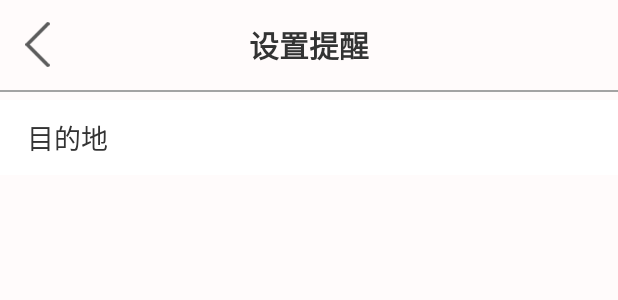
After one commit to dearlhd/GaotieWifi, an Android app: the layout activity_remind.xml on its own in the app's theme, with its tools: preview values and no code run, on a phone screen of 412 x 824 dp. The commit adds this screen. Shown: the top 300 px of the screen. Run offline under Robolectric (Android 15) with nearby library versions, the phone set to English and light mode, and no system bars.

Commit message:
设置目的地

```diff
--- a/app/build.gradle
+++ b/app/build.gradle
@@ -38,4 +38,6 @@ dependencies {
     compile 'com.squareup.okio:okio:1.10.0'
 
 
+    // 滚动选择器
+    compile 'cn.qqtheme.framework:WheelPicker:1.4.1'
 }
--- a/app/src/main/AndroidManifest.xml
+++ b/app/src/main/AndroidManifest.xml
@@ -31,6 +31,8 @@
                 <category android:name="android.intent.category.DEFAULT" />
             </intent-filter>
         </activity>
+
+        <activity android:name=".UI.activity.RemindActivity" />
     </application>
 
 </manifest>
--- /dev/null
+++ b/app/src/main/assets/cities.txt
@@ -0,0 +1 @@
+北京,上海,苏州,广州,深圳,杭州,宁波,厦门,南京,天津,重庆,青岛,武汉,大连,沈阳,成都,济南,哈尔滨,西安,长春
--- /dev/null
+++ b/app/src/main/res/layout/activity_remind.xml
@@ -0,0 +1,66 @@
+<?xml version="1.0" encoding="utf-8"?>
+<LinearLayout xmlns:android="http://schemas.android.com/apk/res/android"
+    android:layout_width="match_parent"
+    android:layout_height="match_parent"
+    android:background="@color/colorLightGreyBg"
+    android:orientation="vertical">
+
+    <RelativeLayout
+        android:layout_width="match_parent"
+        android:layout_height="60dp">
+
+        <ImageView
+            android:layout_width="30dp"
+            android:layout_height="30dp"
+            android:layout_marginLeft="10dp"
+            android:layout_centerVertical="true"
+            android:src="@drawable/ic_back"
+            />
+
+        <TextView
+            android:layout_width="wrap_content"
+            android:layout_height="wrap_content"
+            android:layout_centerInParent="true"
+            android:text="设置提醒"
+            android:textColor="@color/colorBlackText"
+            android:textSize="20sp"
+            android:textStyle="bold"
+            />
+
+    </RelativeLayout>
+
+    <View
+        android:layout_width="match_parent"
+        android:layout_height="1dp"
+        android:background="@color/colorDarkGreyLine" />
+
+    <LinearLayout
+        android:layout_width="match_parent"
+        android:layout_height="wrap_content"
+        android:layout_marginTop="5dp"
+        android:background="@color/colorWhite"
+        >
+
+        <LinearLayout
+            android:layout_width="match_parent"
+            android:layout_height="50dp"
+            android:layout_marginLeft="8dp"
+            android:orientation="horizontal"
+            android:gravity="center_vertical"
+            >
+
+            <TextView
+                android:id="@+id/tv_destination"
+                android:layout_width="60dp"
+                android:layout_height="wrap_content"
+                android:layout_marginLeft="10dp"
+                android:text="目的地"
+                android:textColor="@color/colorBlackText"
+                android:textSize="18sp"
+                />
+
+        </LinearLayout>
+
+    </LinearLayout>
+
+</LinearLayout>
--- a/app/src/main/res/layout/fragment_connect.xml
+++ b/app/src/main/res/layout/fragment_connect.xml
@@ -69,6 +69,7 @@
             />
 
         <LinearLayout
+            android:id="@+id/ll_set_destination"
             android:layout_width="match_parent"
             android:layout_height="wrap_content"
             android:orientation="horizontal"
@@ -84,6 +85,7 @@
                 />
 
             <TextView
+                android:id="@+id/tv_destination"
                 android:layout_width="wrap_content"
                 android:layout_height="wrap_content"
                 android:text="上海"
@@ -109,6 +111,7 @@
                 />
 
             <TextView
+                android:id="@+id/tv_current_station"
                 android:layout_width="wrap_content"
                 android:layout_height="wrap_content"
                 android:text="苏州"
@@ -135,6 +138,7 @@
                 />
 
             <TextView
+                android:id="@+id/tv_arrival_time"
                 android:layout_width="wrap_content"
                 android:layout_height="wrap_content"
                 android:text="18:36"
--- a/app/src/main/res/layout/fragment_myself.xml
+++ b/app/src/main/res/layout/fragment_myself.xml
@@ -168,7 +168,7 @@
                 android:layout_width="22dp"
                 android:layout_height="22dp"
                 android:layout_marginLeft="12dp"
-                android:src="@drawable/ic_weather"/>
+                android:src="@drawable/ic_cloud"/>
 
             <TextView
                 android:layout_toRightOf="@id/iv_ic3"
@@ -206,7 +206,7 @@
                 android:layout_width="22dp"
                 android:layout_height="22dp"
                 android:layout_marginLeft="12dp"
-                android:src="@drawable/ic_public"/>
+                android:src="@drawable/ic_love"/>
 
             <TextView
                 android:layout_toRightOf="@id/iv_ic4"
```
Also changed, not shown: app/src/main/java/com/dearlhd/crhwifi/SDK/bean/Journey.java (added, +34 -0 lines), app/src/main/java/com/dearlhd/crhwifi/SDK/util/CityParser.java (added, +34 -0 lines), app/src/main/java/com/dearlhd/crhwifi/SDK/util/SQLiteHelper.java (added, +97 -0 lines), app/src/main/java/com/dearlhd/crhwifi/UI/activity/RemindActivity.java (added, +55 -0 lines), app/src/main/java/com/dearlhd/crhwifi/UI/fragment/ConnectFragment.java (+66 -0 lines), app/src/main/res/drawable/ic_back.png (added), app/src/main/res/drawable/ic_cloud.png (added), app/src/main/res/drawable/ic_exchange.png, app/src/main/res/drawable/ic_love.png (added), app/src/main/res/drawable/ic_public.png (deleted), app/src/main/res/drawable/ic_task.png.
